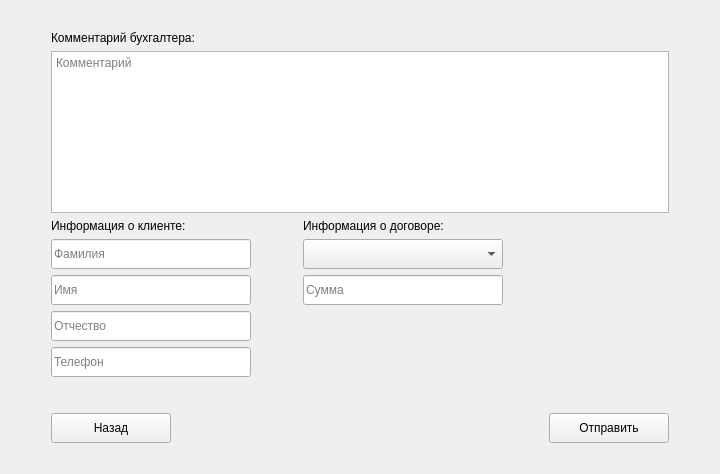
This is MDKP/renegotiatecontractwindow.ui in MiFit1/OSOGO as Qt 5 draws it before an edit. The edited form follows.
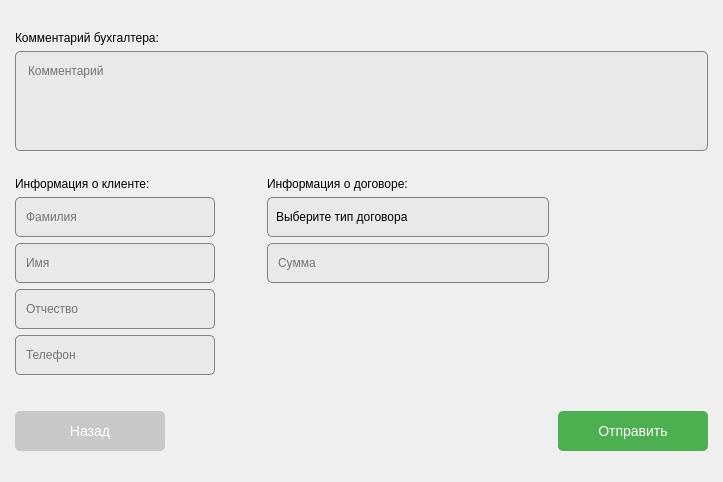
This is the edited form. Icons and pictures are not drawn.

Diff of the .ui file:
```diff
--- a/MDKP/renegotiatecontractwindow.ui
+++ b/MDKP/renegotiatecontractwindow.ui
@@ -6,8 +6,8 @@
    <rect>
     <x>0</x>
     <y>0</y>
-    <width>720</width>
-    <height>474</height>
+    <width>723</width>
+    <height>478</height>
    </rect>
   </property>
   <property name="windowTitle">
@@ -16,7 +16,69 @@
   <layout class="QHBoxLayout" name="horizontalLayout">
    <item>
     <layout class="QGridLayout" name="gridLayout">
-     <item row="6" column="1">
+     <item row="9" column="1">
+      <spacer name="verticalSpacer">
+       <property name="orientation">
+        <enum>Qt::Vertical</enum>
+       </property>
+       <property name="sizeType">
+        <enum>QSizePolicy::Minimum</enum>
+       </property>
+       <property name="sizeHint" stdset="0">
+        <size>
+         <width>20</width>
+         <height>30</height>
+        </size>
+       </property>
+      </spacer>
+     </item>
+     <item row="5" column="1">
+      <widget class="QLineEdit" name="lineEdit">
+       <property name="sizePolicy">
+        <sizepolicy hsizetype="MinimumExpanding" vsizetype="Minimum">
+         <horstretch>0</horstretch>
+         <verstretch>0</verstretch>
+        </sizepolicy>
+       </property>
+       <property name="minimumSize">
+        <size>
+         <width>200</width>
+         <height>40</height>
+        </size>
+       </property>
+       <property name="styleSheet">
+        <string notr="true">QLineEdit {
+	font: 500 9pt &quot;Montserrat Medium&quot;;
+   background: #e9e9e9;
+	border-radius: 5px;
+	padding: 8px;
+	border: 1px solid gray;
+}
+
+QLineEdit:focus {
+    border-color: #5fbaeb;
+}
+</string>
+       </property>
+       <property name="placeholderText">
+        <string>Фамилия</string>
+       </property>
+      </widget>
+     </item>
+     <item row="4" column="1">
+      <widget class="QLabel" name="label">
+       <property name="styleSheet">
+        <string notr="true">QLabel {
+	font: 500 11pt &quot;Montserrat Medium&quot;;
+}
+</string>
+       </property>
+       <property name="text">
+        <string>Информация о клиенте:</string>
+       </property>
+      </widget>
+     </item>
+     <item row="7" column="1">
       <widget class="QLineEdit" name="lineEdit_3">
        <property name="sizePolicy">
         <sizepolicy hsizetype="MinimumExpanding" vsizetype="Minimum">
@@ -27,15 +89,172 @@
        <property name="minimumSize">
         <size>
          <width>0</width>
-         <height>30</height>
+         <height>40</height>
         </size>
        </property>
+       <property name="styleSheet">
+        <string notr="true">QLineEdit {
+	font: 500 9pt &quot;Montserrat Medium&quot;;
+   background: #e9e9e9;
+	border-radius: 5px;
+	padding: 8px;
+	border: 1px solid gray;
+}
+
+QLineEdit:focus {
+    border-color: #5fbaeb;
+}
+</string>
+       </property>
        <property name="placeholderText">
         <string>Отчество</string>
        </property>
       </widget>
      </item>
-     <item row="5" column="1">
+     <item row="3" column="3">
+      <spacer name="verticalSpacer_4">
+       <property name="orientation">
+        <enum>Qt::Vertical</enum>
+       </property>
+       <property name="sizeType">
+        <enum>QSizePolicy::Fixed</enum>
+       </property>
+       <property name="sizeHint" stdset="0">
+        <size>
+         <width>20</width>
+         <height>20</height>
+        </size>
+       </property>
+      </spacer>
+     </item>
+     <item row="11" column="3">
+      <spacer name="verticalSpacer_3">
+       <property name="orientation">
+        <enum>Qt::Vertical</enum>
+       </property>
+       <property name="sizeType">
+        <enum>QSizePolicy::MinimumExpanding</enum>
+       </property>
+       <property name="sizeHint" stdset="0">
+        <size>
+         <width>20</width>
+         <height>20</height>
+        </size>
+       </property>
+      </spacer>
+     </item>
+     <item row="2" column="0">
+      <spacer name="horizontalSpacer_2">
+       <property name="orientation">
+        <enum>Qt::Horizontal</enum>
+       </property>
+       <property name="sizeHint" stdset="0">
+        <size>
+         <width>40</width>
+         <height>20</height>
+        </size>
+       </property>
+      </spacer>
+     </item>
+     <item row="8" column="1">
+      <widget class="QLineEdit" name="lineEdit_4">
+       <property name="sizePolicy">
+        <sizepolicy hsizetype="MinimumExpanding" vsizetype="Minimum">
+         <horstretch>0</horstretch>
+         <verstretch>0</verstretch>
+        </sizepolicy>
+       </property>
+       <property name="minimumSize">
+        <size>
+         <width>0</width>
+         <height>40</height>
+        </size>
+       </property>
+       <property name="styleSheet">
+        <string notr="true">QLineEdit {
+	font: 500 9pt &quot;Montserrat Medium&quot;;
+   background: #e9e9e9;
+	border-radius: 5px;
+	padding: 8px;
+	border: 1px solid gray;
+}
+
+QLineEdit:focus {
+    border-color: #5fbaeb;
+}
+</string>
+       </property>
+       <property name="placeholderText">
+        <string>Телефон</string>
+       </property>
+      </widget>
+     </item>
+     <item row="10" column="1">
+      <layout class="QHBoxLayout" name="horizontalLayout_3">
+       <item>
+        <widget class="QPushButton" name="BackButton">
+         <property name="sizePolicy">
+          <sizepolicy hsizetype="Minimum" vsizetype="Minimum">
+           <horstretch>0</horstretch>
+           <verstretch>0</verstretch>
+          </sizepolicy>
+         </property>
+         <property name="minimumSize">
+          <size>
+           <width>150</width>
+           <height>40</height>
+          </size>
+         </property>
+         <property name="styleSheet">
+          <string notr="true">QPushButton {
+	font: 500 14pt &quot;Montserrat Medium&quot;;
+    background-color: #c8c8c8; 
+    color: white; 
+    border: none;
+    font-size: 14px;
+    border-radius: 5px; 
+}
+QPushButton:hover {
+    background-color: #aeaeae;
+}
+QPushButton:pressed {
+    background-color: #949494; 
+}</string>
+         </property>
+         <property name="text">
+          <string>Назад</string>
+         </property>
+        </widget>
+       </item>
+       <item>
+        <spacer name="horizontalSpacer_5">
+         <property name="orientation">
+          <enum>Qt::Horizontal</enum>
+         </property>
+         <property name="sizeHint" stdset="0">
+          <size>
+           <width>40</width>
+           <height>20</height>
+          </size>
+         </property>
+        </spacer>
+       </item>
+      </layout>
+     </item>
+     <item row="4" column="3">
+      <widget class="QLabel" name="label_2">
+       <property name="styleSheet">
+        <string notr="true">QLabel {
+	font: 500 11pt &quot;Montserrat Medium&quot;;
+}
+</string>
+       </property>
+       <property name="text">
+        <string>Информация о договоре:</string>
+       </property>
+      </widget>
+     </item>
+     <item row="6" column="1">
       <widget class="QLineEdit" name="lineEdit_2">
        <property name="sizePolicy">
         <sizepolicy hsizetype="MinimumExpanding" vsizetype="Minimum">
@@ -46,30 +265,28 @@
        <property name="minimumSize">
         <size>
          <width>0</width>
-         <height>30</height>
+         <height>40</height>
         </size>
        </property>
+       <property name="styleSheet">
+        <string notr="true">QLineEdit {
+	font: 500 9pt &quot;Montserrat Medium&quot;;
+   background: #e9e9e9;
+	border-radius: 5px;
+	padding: 8px;
+	border: 1px solid gray;
+}
+
+QLineEdit:focus {
+    border-color: #5fbaeb;
+}
+</string>
+       </property>
        <property name="placeholderText">
         <string>Имя</string>
        </property>
       </widget>
      </item>
-     <item row="4" column="2">
-      <spacer name="horizontalSpacer">
-       <property name="orientation">
-        <enum>Qt::Horizontal</enum>
-       </property>
-       <property name="sizeType">
-        <enum>QSizePolicy::MinimumExpanding</enum>
-       </property>
-       <property name="sizeHint" stdset="0">
-        <size>
-         <width>40</width>
-         <height>20</height>
-        </size>
-       </property>
-      </spacer>
-     </item>
      <item row="2" column="5">
       <spacer name="horizontalSpacer_3">
        <property name="orientation">
@@ -83,6 +300,87 @@
        </property>
       </spacer>
      </item>
+     <item row="5" column="2">
+      <spacer name="horizontalSpacer">
+       <property name="orientation">
+        <enum>Qt::Horizontal</enum>
+       </property>
+       <property name="sizeType">
+        <enum>QSizePolicy::MinimumExpanding</enum>
+       </property>
+       <property name="sizeHint" stdset="0">
+        <size>
+         <width>40</width>
+         <height>20</height>
+        </size>
+       </property>
+      </spacer>
+     </item>
+     <item row="10" column="4">
+      <layout class="QHBoxLayout" name="horizontalLayout_2">
+       <item>
+        <spacer name="horizontalSpacer_4">
+         <property name="orientation">
+          <enum>Qt::Horizontal</enum>
+         </property>
+         <property name="sizeHint" stdset="0">
+          <size>
+           <width>40</width>
+           <height>20</height>
+          </size>
+         </property>
+        </spacer>
+       </item>
+       <item>
+        <widget class="QPushButton" name="pushButton_3">
+         <property name="sizePolicy">
+          <sizepolicy hsizetype="Minimum" vsizetype="Minimum">
+           <horstretch>0</horstretch>
+           <verstretch>0</verstretch>
+          </sizepolicy>
+         </property>
+         <property name="minimumSize">
+          <size>
+           <width>150</width>
+           <height>40</height>
+          </size>
+         </property>
+         <property name="styleSheet">
+          <string notr="true">QPushButton {
+font: 500 14pt &quot;Montserrat Medium&quot;;
+    background-color: #4CAF50; 
+    color: white; 
+    border: none;
+    font-size: 14px;
+    border-radius: 5px; 
+}
+QPushButton:hover {
+    background-color: #45a049;
+}
+QPushButton:pressed {
+    background-color: #357a38; 
+}</string>
+         </property>
+         <property name="text">
+          <string>Отправить</string>
+         </property>
+        </widget>
+       </item>
+      </layout>
+     </item>
+     <item row="1" column="1">
+      <widget class="QLabel" name="label_3">
+       <property name="styleSheet">
+        <string notr="true">QLabel {
+	font: 500 11pt &quot;Montserrat Medium&quot;;
+}
+</string>
+       </property>
+       <property name="text">
+        <string>Комментарий бухгалтера:</string>
+       </property>
+      </widget>
+     </item>
      <item row="2" column="1" colspan="4">
       <widget class="QTextEdit" name="textEdit">
        <property name="enabled">
@@ -106,170 +404,28 @@
          <height>0</height>
         </size>
        </property>
+       <property name="styleSheet">
+        <string notr="true">QTextEdit {
+	font: 500 11pt &quot;Montserrat Medium&quot;;
+   background: #e9e9e9;
+	border-radius: 5px;
+	padding: 8px;
+	border: 1px solid gray;
+	selection-color: white;
+}
+
+QTextEdit:focus {
+    border-color: #5fbaeb;
+}</string>
+       </property>
+       <property name="readOnly">
+        <bool>true</bool>
+       </property>
        <property name="placeholderText">
         <string>Комментарий</string>
        </property>
       </widget>
      </item>
-     <item row="9" column="4">
-      <layout class="QHBoxLayout" name="horizontalLayout_2">
-       <item>
-        <spacer name="horizontalSpacer_4">
-         <property name="orientation">
-          <enum>Qt::Horizontal</enum>
-         </property>
-         <property name="sizeHint" stdset="0">
-          <size>
-           <width>40</width>
-           <height>20</height>
-          </size>
-         </property>
-        </spacer>
-       </item>
-       <item>
-        <widget class="QPushButton" name="pushButton_3">
-         <property name="sizePolicy">
-          <sizepolicy hsizetype="Minimum" vsizetype="Minimum">
-           <horstretch>0</horstretch>
-           <verstretch>0</verstretch>
-          </sizepolicy>
-         </property>
-         <property name="minimumSize">
-          <size>
-           <width>120</width>
-           <height>30</height>
-          </size>
-         </property>
-         <property name="text">
-          <string>Отправить</string>
-         </property>
-        </widget>
-       </item>
-      </layout>
-     </item>
-     <item row="5" column="3">
-      <widget class="QLineEdit" name="lineEdit_6">
-       <property name="sizePolicy">
-        <sizepolicy hsizetype="MinimumExpanding" vsizetype="Minimum">
-         <horstretch>0</horstretch>
-         <verstretch>0</verstretch>
-        </sizepolicy>
-       </property>
-       <property name="minimumSize">
-        <size>
-         <width>0</width>
-         <height>30</height>
-        </size>
-       </property>
-       <property name="placeholderText">
-        <string>Сумма</string>
-       </property>
-      </widget>
-     </item>
-     <item row="7" column="1">
-      <widget class="QLineEdit" name="lineEdit_4">
-       <property name="sizePolicy">
-        <sizepolicy hsizetype="MinimumExpanding" vsizetype="Minimum">
-         <horstretch>0</horstretch>
-         <verstretch>0</verstretch>
-        </sizepolicy>
-       </property>
-       <property name="minimumSize">
-        <size>
-         <width>0</width>
-         <height>30</height>
-        </size>
-       </property>
-       <property name="placeholderText">
-        <string>Телефон</string>
-       </property>
-      </widget>
-     </item>
-     <item row="3" column="1">
-      <widget class="QLabel" name="label">
-       <property name="text">
-        <string>Информация о клиенте:</string>
-       </property>
-      </widget>
-     </item>
-     <item row="4" column="1">
-      <widget class="QLineEdit" name="lineEdit">
-       <property name="sizePolicy">
-        <sizepolicy hsizetype="MinimumExpanding" vsizetype="Minimum">
-         <horstretch>0</horstretch>
-         <verstretch>0</verstretch>
-        </sizepolicy>
-       </property>
-       <property name="minimumSize">
-        <size>
-         <width>200</width>
-         <height>30</height>
-        </size>
-       </property>
-       <property name="placeholderText">
-        <string>Фамилия</string>
-       </property>
-      </widget>
-     </item>
-     <item row="8" column="1">
-      <spacer name="verticalSpacer">
-       <property name="orientation">
-        <enum>Qt::Vertical</enum>
-       </property>
-       <property name="sizeType">
-        <enum>QSizePolicy::Minimum</enum>
-       </property>
-       <property name="sizeHint" stdset="0">
-        <size>
-         <width>20</width>
-         <height>30</height>
-        </size>
-       </property>
-      </spacer>
-     </item>
-     <item row="3" column="3">
-      <widget class="QLabel" name="label_2">
-       <property name="text">
-        <string>Информация о договоре:</string>
-       </property>
-      </widget>
-     </item>
-     <item row="10" column="3">
-      <spacer name="verticalSpacer_3">
-       <property name="orientation">
-        <enum>Qt::Vertical</enum>
-       </property>
-       <property name="sizeType">
-        <enum>QSizePolicy::MinimumExpanding</enum>
-       </property>
-       <property name="sizeHint" stdset="0">
-        <size>
-         <width>20</width>
-         <height>20</height>
-        </size>
-       </property>
-      </spacer>
-     </item>
-     <item row="2" column="0">
-      <spacer name="horizontalSpacer_2">
-       <property name="orientation">
-        <enum>Qt::Horizontal</enum>
-       </property>
-       <property name="sizeHint" stdset="0">
-        <size>
-         <width>40</width>
-         <height>20</height>
-        </size>
-       </property>
-      </spacer>
-     </item>
-     <item row="1" column="1">
-      <widget class="QLabel" name="label_3">
-       <property name="text">
-        <string>Комментарий бухгалтера:</string>
-       </property>
-      </widget>
-     </item>
      <item row="0" column="3">
       <spacer name="verticalSpacer_2">
        <property name="orientation">
@@ -286,55 +442,101 @@
        </property>
       </spacer>
      </item>
-     <item row="4" column="3">
-      <widget class="QComboBox" name="comboBox">
+     <item row="6" column="3">
+      <widget class="QLineEdit" name="lineEdit_6">
+       <property name="sizePolicy">
+        <sizepolicy hsizetype="MinimumExpanding" vsizetype="Minimum">
+         <horstretch>0</horstretch>
+         <verstretch>0</verstretch>
+        </sizepolicy>
+       </property>
        <property name="minimumSize">
         <size>
-         <width>200</width>
-         <height>30</height>
+         <width>0</width>
+         <height>40</height>
         </size>
+       </property>
+       <property name="styleSheet">
+        <string notr="true">QLineEdit {
+	font: 500 9pt &quot;Montserrat Medium&quot;;
+   background: #e9e9e9;
+	border-radius: 5px;
+	padding: 8px;
+	border: 1px solid gray;
+}
+
+QLineEdit:focus {
+    border-color: #5fbaeb;
+}
+</string>
+       </property>
+       <property name="placeholderText">
+        <string>Сумма</string>
+       </property>
+      </widget>
+     </item>
+     <item row="5" column="3">
+      <widget class="QComboBox" name="TypeContract">
+       <property name="minimumSize">
+        <size>
+         <width>0</width>
+         <height>40</height>
+        </size>
+       </property>
+       <property name="styleSheet">
+        <string notr="true">QComboBox {
+	font: 500 9pt &quot;Montserrat Medium&quot;;
+   background: #e9e9e9;
+	border-radius: 5px;
+	padding: 8px;
+	border: 1px solid gray;
+}
+
+QComboBox:editable {
+    background: #5fbaeb;
+}
+
+QComboBox:!editable:on, QComboBox::drop-down:editable:on {
+    background: #cdcdcd;
+}
+
+QComboBox::drop-down {
+	subcontrol-origin: padding;
+	subcontrol-position: top right;
+	width: 25px;
+	border-left-width: 1px;
+}
+
+QComboBox::down-arrow {
+   image: url(:/images/resources/CheckMark.png);
+	width: 12px;
+	height: 12px;
+}
+QComboBox QAbstractItemView::item {
+height: 40px;
+}
+</string>
        </property>
        <property name="placeholderText">
         <string>Выберите тип договора</string>
        </property>
+       <item>
+        <property name="text">
+         <string>Добровольное медицинское страхование</string>
+        </property>
+       </item>
+       <item>
+        <property name="text">
+         <string>Страхование домашнего имущества</string>
+        </property>
+       </item>
+       <item>
+        <property name="text">
+         <string>Страхование автотранспорта</string>
+        </property>
+       </item>
       </widget>
      </item>
-     <item row="9" column="1">
-      <layout class="QHBoxLayout" name="horizontalLayout_3">
-       <item>
-        <widget class="QPushButton" name="BackButton">
-         <property name="sizePolicy">
-          <sizepolicy hsizetype="Minimum" vsizetype="Minimum">
-           <horstretch>0</horstretch>
-           <verstretch>0</verstretch>
-          </sizepolicy>
-         </property>
-         <property name="minimumSize">
-          <size>
-           <width>120</width>
-           <height>30</height>
-          </size>
-         </property>
-         <property name="text">
-          <string>Назад</string>
-         </property>
-        </widget>
-       </item>
-       <item>
-        <spacer name="horizontalSpacer_5">
-         <property name="orientation">
-          <enum>Qt::Horizontal</enum>
-         </property>
-         <property name="sizeHint" stdset="0">
-          <size>
-           <width>40</width>
-           <height>20</height>
-          </size>
-         </property>
-        </spacer>
-       </item>
-      </layout>
-     </item>
     </layout>
    </item>
   </layout>
```
